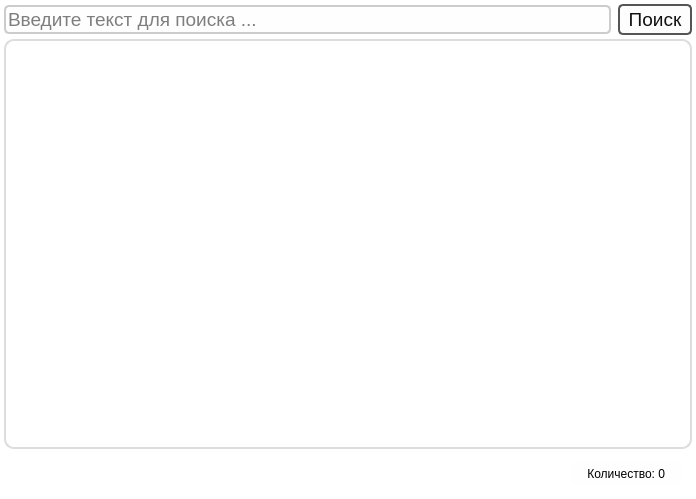
This is res/uis/widget_vertical_layout_scroll.ui in yasperrus/LearnEnglishSubtitles as Qt 5 draws it before an edit. The edited form follows.
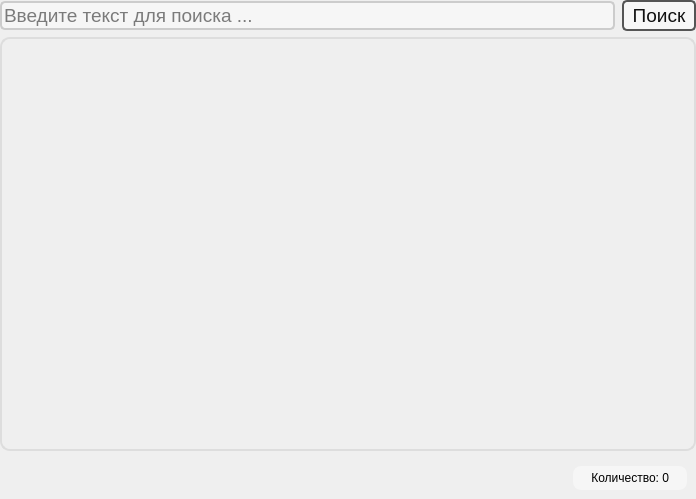
This is the edited form. Icons and pictures are not drawn.

Commit message: add theme settings? user can change background and text color. All this savable.

Patch:
```diff
--- a/res/uis/widget_vertical_layout_scroll.ui
+++ b/res/uis/widget_vertical_layout_scroll.ui
@@ -1,7 +1,7 @@
 <?xml version="1.0" encoding="UTF-8"?>
 <ui version="4.0">
- <class>widget_vertical_layout_scroll</class>
- <widget class="QWidget" name="widget_vertical_layout_scroll">
+ <class>Form</class>
+ <widget class="QWidget" name="Form">
   <property name="geometry">
    <rect>
     <x>0</x>
@@ -20,10 +20,7 @@
    <string>Form</string>
   </property>
   <property name="styleSheet">
-   <string notr="true">#widget_vertical_layout_scroll
-{
-background-color: rgba(252, 252, 252, 0);
-}
+   <string notr="true">
 QLineEdit
 {
 border-radius: 5px;
@@ -52,16 +49,34 @@
     <number>4</number>
    </property>
    <property name="leftMargin">
-    <number>4</number>
+    <number>0</number>
    </property>
    <property name="topMargin">
-    <number>4</number>
+    <number>0</number>
    </property>
    <property name="rightMargin">
-    <number>4</number>
+    <number>0</number>
    </property>
    <property name="bottomMargin">
-    <number>4</number>
+    <number>0</number>
+   </property>
+   <item>
+    <widget class="QWidget" name="main_widget" native="true">
+     <layout class="QVBoxLayout" name="verticalLayout">
+      <property name="spacing">
+       <number>6</number>
+      </property>
+      <property name="leftMargin">
+       <number>0</number>
+      </property>
+      <property name="topMargin">
+       <number>0</number>
+      </property>
+      <property name="rightMargin">
+       <number>0</number>
+      </property>
+      <property name="bottomMargin">
+       <number>0</number>
    </property>
    <item>
     <widget class="QWidget" name="horizontalWidget" native="true">
@@ -132,6 +147,10 @@
         <property name="text">
          <string>Поиск</string>
         </property>
+           <property name="icon">
+            <iconset>
+             <normaloff>../icons/search_3.png</normaloff>../icons/search_3.png</iconset>
+           </property>
        </widget>
       </item>
      </layout>
@@ -155,11 +174,11 @@
     margin: 0px;
 }
 QScrollBar::handle:vertical {
-    background: #888;
+	background-color: rgba(255, 255, 255, 120);
     border-radius: 4px;
 }
 QScrollBar::handle:vertical:hover {
-    background: #555;
+    background-color: rgba(255, 255, 255, 190);
 }
 QScrollBar::add-line, QScrollBar::sub-line {
     height: 0px;
@@ -173,8 +192,8 @@
        <rect>
         <x>0</x>
         <y>0</y>
-        <width>684</width>
-        <height>401</height>
+           <width>692</width>
+           <height>408</height>
        </rect>
       </property>
       <property name="sizePolicy">
@@ -205,7 +224,7 @@
      </widget>
     </widget>
    </item>
-   <item alignment="Qt::AlignRight">
+      <item>
     <widget class="QWidget" name="widget" native="true">
      <layout class="QHBoxLayout" name="horizontalLayout_6">
       <item alignment="Qt::AlignRight">
@@ -233,6 +252,9 @@
         <property name="alignment">
          <set>Qt::AlignRight|Qt::AlignTrailing|Qt::AlignVCenter</set>
         </property>
+          </widget>
+         </item>
+        </layout>
        </widget>
       </item>
      </layout>
```
Lines whose indentation alone changed are shown as unchanged. The commit also changes 23 other files.
